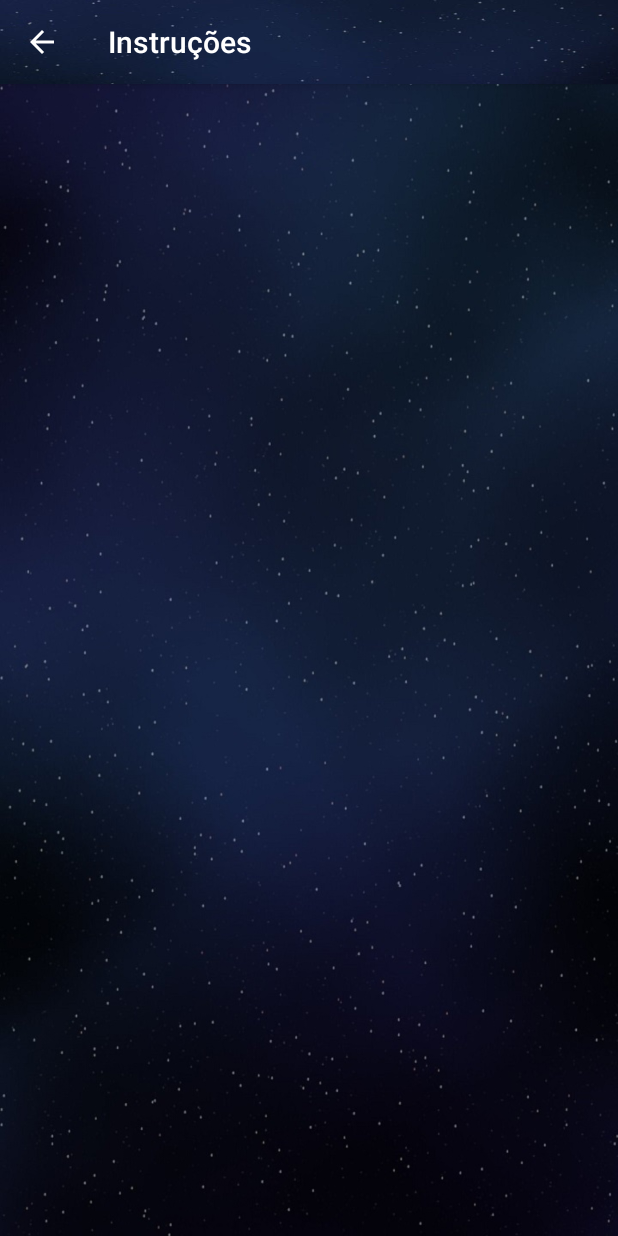
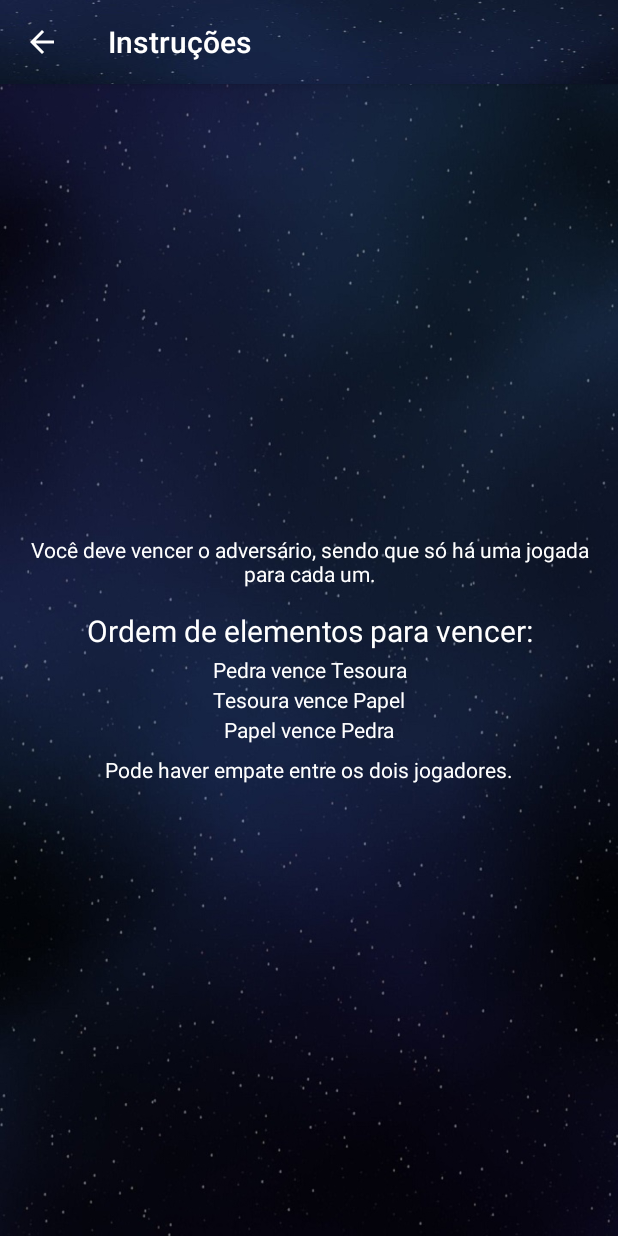
Before and after one commit to FilipeSsant/Jokenpeca, an Android app: the InstrucoesActivity screen opened directly, with no data from a screen before it, on a phone screen of 412 x 824 dp. Run offline under Robolectric (Android 15) with nearby library versions, the phone set to English and light mode, and no system bars.

Commit message:
INSTRUCOES FEITA

```diff
--- a/app/src/main/res/layout/content_instrucoes.xml
+++ b/app/src/main/res/layout/content_instrucoes.xml
@@ -12,6 +12,55 @@
     app:layout_behavior="@string/appbar_scrolling_view_behavior"
     android:background="@drawable/background"
     tools:context="br.com.gamesseller.yugiooh.InstrucoesActivity"
-    tools:showIn="@layout/activity_instrucoes">
+    tools:showIn="@layout/activity_instrucoes"
+    android:gravity="center_vertical"
+    android:orientation="vertical">
+
+    <TextView
+        android:layout_width="match_parent"
+        android:layout_height="50dp"
+        android:text="Você deve vencer o adversário, sendo que só há uma jogada para cada um."
+        android:textColor="#fff"
+        android:textAlignment="center"/>
+
+    <TextView
+        android:layout_width="match_parent"
+        android:layout_height="30dp"
+        android:text="Ordem de elementos para vencer:"
+        android:textSize="20dp"
+        android:textColor="#fff"
+        android:textAlignment="center"
+        android:id="@+id/textView2" />
+
+    <TextView
+        android:layout_width="match_parent"
+        android:layout_height="20dp"
+        android:text="Pedra vence Tesoura"
+        android:textColor="#fff"
+        android:textAlignment="center"/>
+
+    <TextView
+        android:layout_width="match_parent"
+        android:layout_height="20dp"
+        android:text="Tesoura vence Papel"
+        android:textColor="#fff"
+        android:textAlignment="center"/>
+
+    <TextView
+        android:layout_width="match_parent"
+        android:layout_height="20dp"
+        android:text="Papel vence Pedra"
+        android:textColor="#fff"
+        android:textAlignment="center"/>
+
+    <TextView
+        android:layout_marginTop="10px"
+        android:layout_width="match_parent"
+        android:layout_height="20dp"
+        android:text="Pode haver empate entre os dois jogadores."
+        android:textColor="#fff"
+        android:textAlignment="center"/>
+
+
 
 </LinearLayout>
```
Also changed, not shown: 16 other files.
